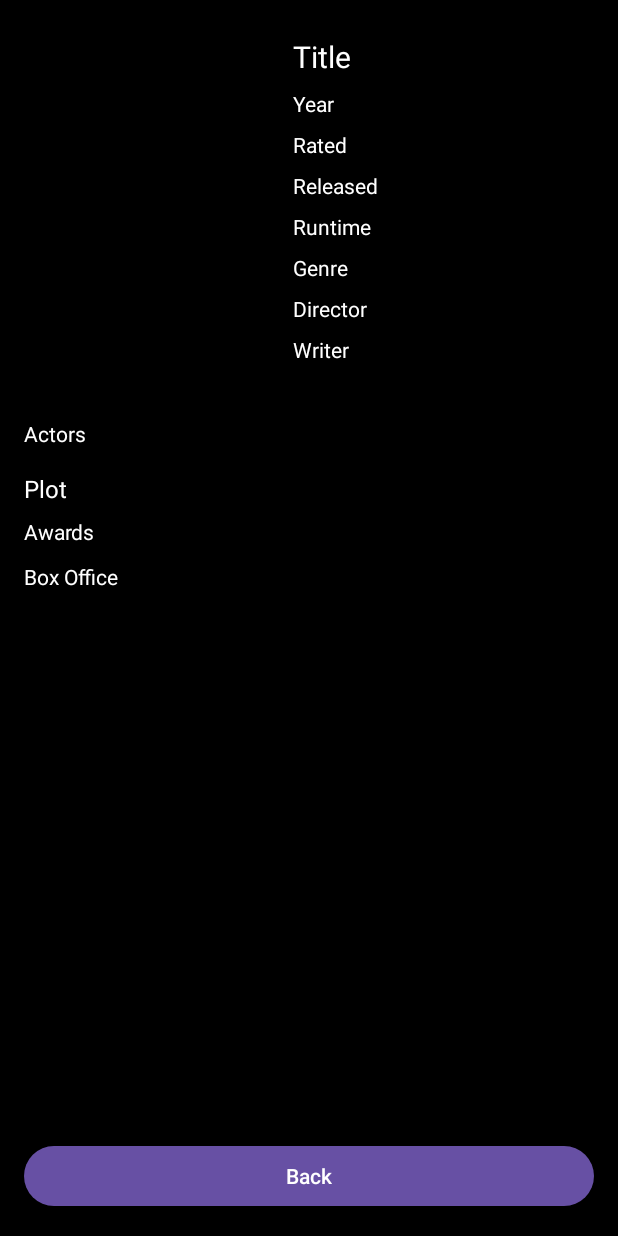
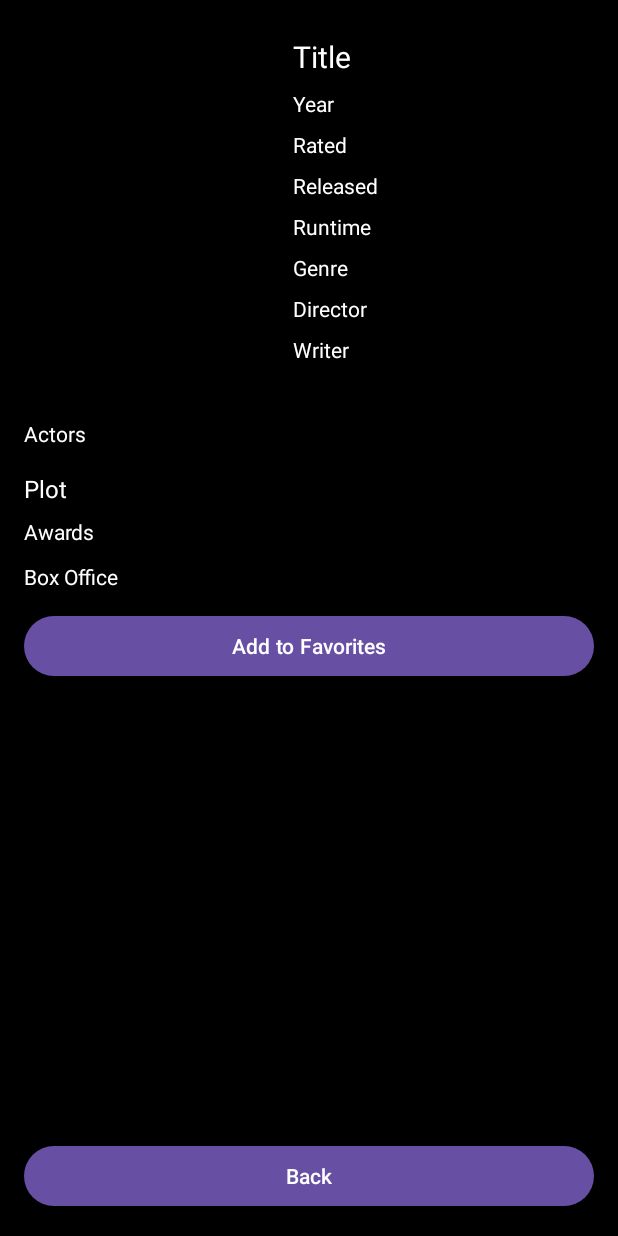
Before and after one commit to MerrickPilon7730/MovieDB, an Android app: the MovieDetailsActivity screen opened directly, with no data from a screen before it, on a phone screen of 412 x 824 dp. Run offline under Robolectric (Android 15) with nearby library versions, the phone set to English and light mode, and no system bars; our stand-ins replace Firebase (no records; nobody signed in at launch, a user with empty details on screens opened directly); pictures from the network do not load; 1 statement that could not run was skipped.

Commit message:
Added the favorite button with the inegreation of the firebase. This is just to save current code.

```diff
--- a/app/build.gradle.kts
+++ b/app/build.gradle.kts
@@ -49,6 +49,7 @@ dependencies {
     implementation(libs.androidx.constraintlayout)
     implementation(libs.firebase.firestore)
     implementation(libs.firebase.auth)
+    implementation(libs.firebase.analytics)
     testImplementation(libs.junit)
     androidTestImplementation(libs.androidx.junit)
     androidTestImplementation(libs.androidx.espresso.core)
--- a/app/src/main/java/com/example/prog3210_assignment2/view/FavoritesFragment.kt
+++ b/app/src/main/java/com/example/prog3210_assignment2/view/FavoritesFragment.kt
@@ -8,6 +8,9 @@ import androidx.fragment.app.Fragment
 import androidx.recyclerview.widget.LinearLayoutManager
 import com.example.prog3210_assignment2.databinding.FragmentFavouriteBinding
 import com.example.prog3210_assignment2.utils.MyAdapter
+import com.google.firebase.firestore.ktx.firestore
+import com.google.firebase.ktx.Firebase
+
 
 class FavoritesFragment : Fragment() {
 
@@ -30,6 +33,7 @@ class FavoritesFragment : Fragment() {
             layoutManager = LinearLayoutManager(requireContext())
             adapter = this@FavoritesFragment.adapter
         }
+
     }
 
     override fun onDestroyView() {
--- a/app/src/main/res/layout/activity_movie_details.xml
+++ b/app/src/main/res/layout/activity_movie_details.xml
@@ -174,7 +174,19 @@
                 app:layout_constraintStart_toStartOf="parent"
                 app:layout_constraintTop_toBottomOf="@+id/movieAwards" />
 
+            <Button
+                android:id="@+id/addToFavoritesButton"
+                android:layout_width="match_parent"
+                android:layout_height="wrap_content"
+
+                android:layout_marginTop="40dp"
+                android:text="Add to Favorites"
+                app:layout_constraintBottom_toBottomOf="parent"
+                app:layout_constraintTop_toBottomOf="@+id/movieAwards"
+                tools:layout_editor_absoluteX="24dp" />
+
         </androidx.constraintlayout.widget.ConstraintLayout>
+
 
     </ScrollView>
 
--- a/gradle/libs.versions.toml
+++ b/gradle/libs.versions.toml
@@ -18,6 +18,7 @@ googleGmsGoogleServices = "4.4.2"
 firebaseFirestore = "25.1.3"
 firebaseAuth = "23.2.0"
 viewpager2 = "1.1.0"
+firebaseAnalytics = "22.4.0"
 
 [libraries]
 androidx-core-ktx = { group = "androidx.core", name = "core-ktx", version.ref = "coreKtx" }
@@ -36,6 +37,7 @@ material-v190 = { module = "com.google.android.material:material", version.ref =
 okhttp = { module = "com.squareup.okhttp3:okhttp", version.ref = "okhttp" }
 firebase-firestore = { group = "com.google.firebase", name = "firebase-firestore", version.ref = "firebaseFirestore" }
 firebase-auth = { group = "com.google.firebase", name = "firebase-auth", version.ref = "firebaseAuth" }
+firebase-analytics = { group = "com.google.firebase", name = "firebase-analytics", version.ref = "firebaseAnalytics" }
 
 [plugins]
 android-application = { id = "com.android.application", version.ref = "agp" }
```
Also changed, not shown: app/src/main/java/com/example/prog3210_assignment2/view/MovieDetailsActivity.kt (+23 -0 lines).
